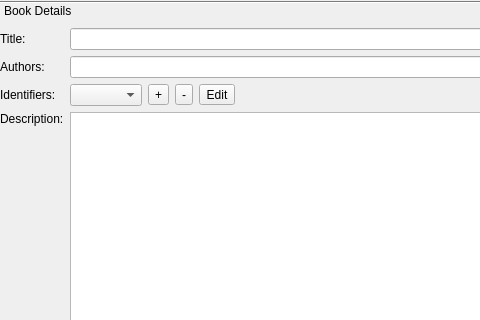
Old version of the form src/book_editor.ui in the repository chrmorais/aranduka; both pictures show x 0 to 480 and y 0 to 320 of the 740 by 570 pixel window.
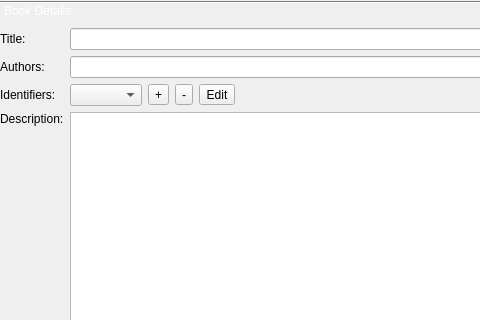
New version of the form. The open tabs and pages were chosen to show the change. Icons and pictures are not drawn.

Commit message: White font on dark tab

```diff
--- a/src/book_editor.ui
+++ b/src/book_editor.ui
@@ -23,6 +23,7 @@
       <string notr="true">::tab:selected {
      background: qlineargradient(x1: 0, y1: 0, x2: 0, y2: 1,
                                  stop: 0 #6a6ea9, stop: 1 #888dd9);
+	color: rgb(255, 255, 255);
  }
 
 ::tab {
```
Left out of the diff: 8 changed lines with no effect on the pictures.
